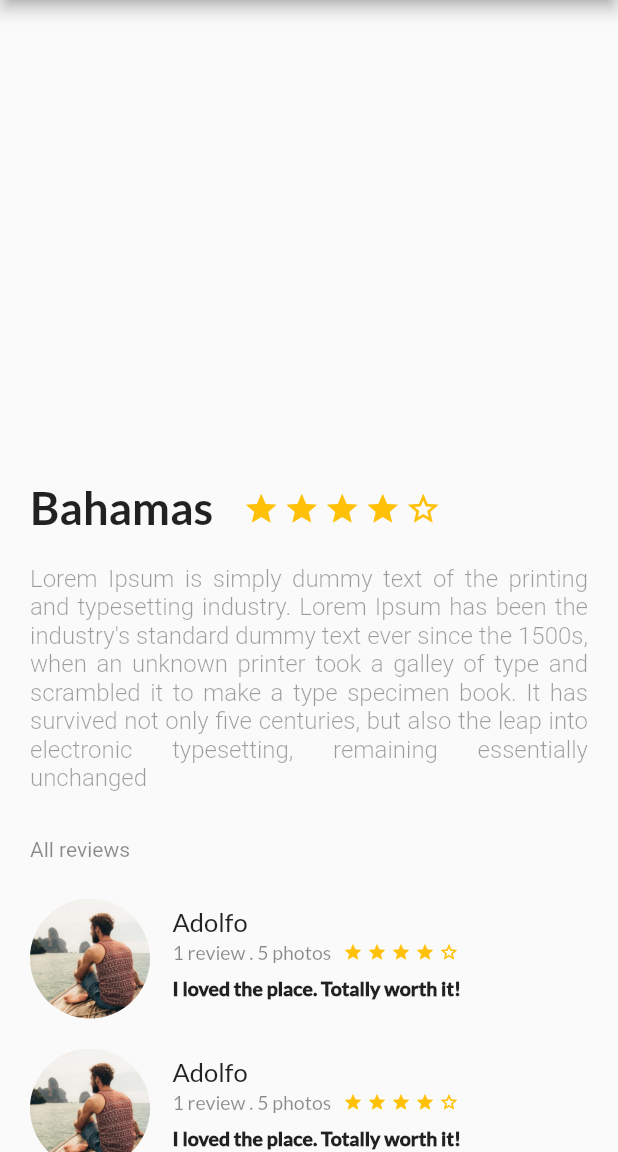
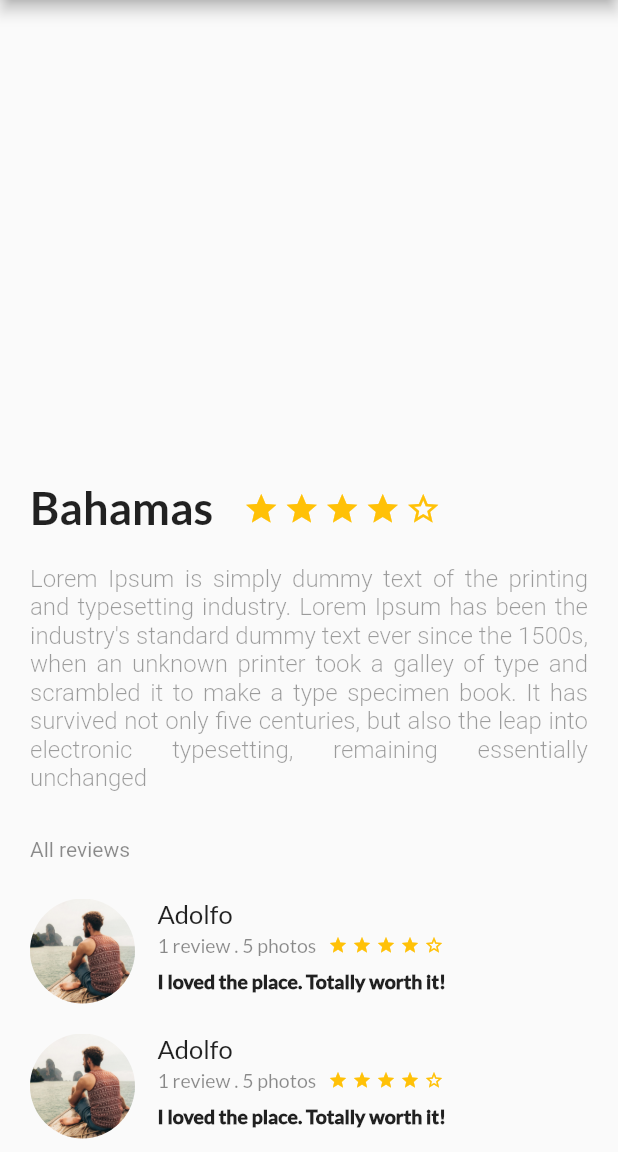
Before and after one commit to adoval4/testing_flutter, a Flutter app: the screen it shows after launch, on a phone screen of 412 x 824 dp, the part 84-1236 px from its top. Run offline on Flutter 3.47's test engine with Material 2 defaults, Android fonts, the phone set to English and light mode, and no system bars.

Commit message:
resize review photo

```diff
--- a/lib/review.dart
+++ b/lib/review.dart
@@ -24,8 +24,8 @@ class Review extends StatelessWidget {
         left: 20.0
       ),
 
-      width: 80.0,
-      height: 80.0,
+      width: 70.0,
+      height: 70.0,
 
       decoration: BoxDecoration(
         shape: BoxShape.circle,
```
